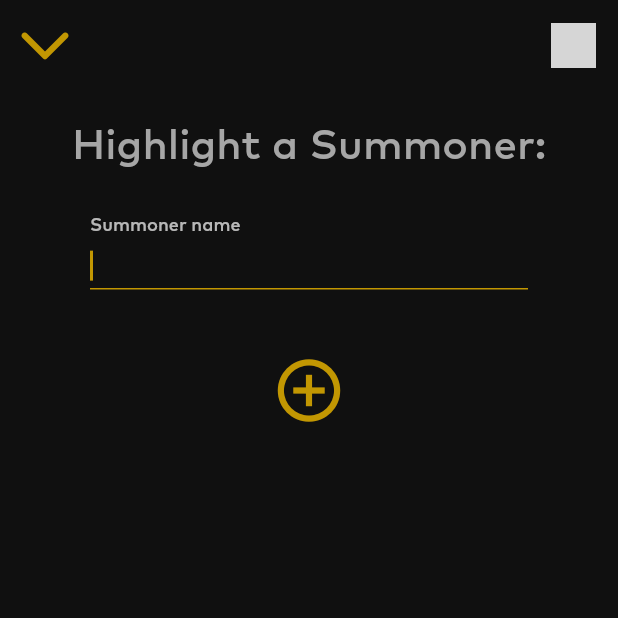
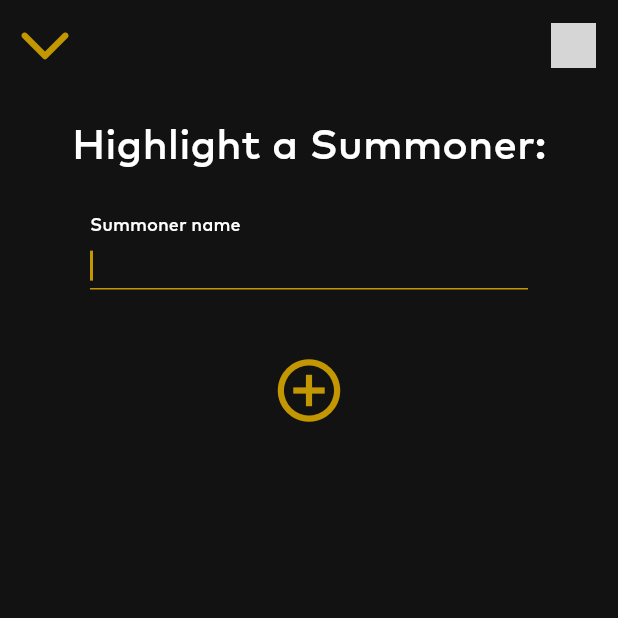
Before and after one commit to shanjii/Summoner, a Flutter app: the screen it shows after launch, after a tap on the "add" icon, on a phone screen of 412 x 824 dp, the top half of it. Run offline on Flutter 3.47's test engine with Material 2 defaults, Android fonts, the phone set to English and light mode, and no system bars; our stand-ins replace cached_network_image, shared_preferences; network calls fail; project files that could hold a hidden picture were left out; grey boxes are pictures that could not be loaded.

Commit message:
More UI changes

```diff
--- a/lib/app.dart
+++ b/lib/app.dart
@@ -13,10 +13,10 @@ class MyApp extends StatelessWidget {
       theme: ThemeData(
         primarySwatch: Colors.blue,
         colorScheme: ColorScheme.fromSwatch().copyWith(
-          primary: darkGrayTone1,
-          secondary: darkGrayTone2,
+          primary: darkGrayTone3,
+          secondary: grayTone2,
         ),
-        backgroundColor: darkGrayTone1
+        backgroundColor: darkGrayTone2
       ),
       home: const CheckerPage(),
     );
--- a/lib/checker/checker.dart
+++ b/lib/checker/checker.dart
@@ -1,4 +1,5 @@
 import 'package:flutter/material.dart';
+import 'package:flutter/rendering.dart';
 import 'package:league_checker/checker/widgets/components/header.dart';
 import 'package:league_checker/checker/widgets/modals/background_selector.dart';
 import 'package:league_checker/checker/widgets/modals/region_selector.dart';
@@ -35,7 +36,7 @@ class _MyHomePageState extends State<CheckerPage> {
     return GestureDetector(
       onTap: () => FocusManager.instance.primaryFocus?.unfocus(),
       child: Scaffold(
-        backgroundColor: darkGrayTone1,
+        backgroundColor: darkGrayTone2,
         resizeToAvoidBottomInset: false,
         body: Stack(
           alignment: Alignment.center,
@@ -45,14 +46,40 @@ class _MyHomePageState extends State<CheckerPage> {
                 child: Column(
                   children: [
                     const Header(),
+                    const Browser(),
                     MediaQuery.removePadding(
                       removeTop: true,
                       context: context,
                       child: SizedBox(
                         height: checkerRepository.height -
                             checkerRepository.statusBarHeight -
-                            80,
-                        child: ListView.builder(
+                            164,
+                        child: checkerRepository.summonerList.isEmpty
+                            ? Column(
+                                children: [
+                                  SizedBox(
+                                    height: 200,
+                                    child: Column(
+                                      mainAxisAlignment:
+                                          MainAxisAlignment.center,
+                                      children: [
+                                        const Icon(
+                                            Icons.sentiment_neutral_outlined,
+                                            size: 80,
+                                            color: Colors.white),
+                                        verticalSpacer(10),
+                                        const Text(
+                                          "You have no Summoners",
+                                          style: textSmall,
+                                          textAlign: TextAlign.center,
+                                        ),
+                                      ],
+                                    ),
+                                  ),
+                                  const CardEmpty(),
+                                ],
+                              )
+                            : ListView.builder(
                                 physics: const BouncingScrollPhysics(),
                                 itemBuilder: (context, index) {
                                   if (index ==
@@ -60,11 +87,13 @@ class _MyHomePageState extends State<CheckerPage> {
                                     return const CardEmpty();
                                   } else {
                                     return CardSummoner(
-                                summoner: checkerRepository.summonerList[index],
+                                      summoner:
+                                          checkerRepository.summonerList[index],
                                     );
                                   }
                                 },
-                          itemCount: checkerRepository.summonerList.length + 1,
+                                itemCount:
+                                    checkerRepository.summonerList.length + 1,
                               ),
                       ),
                     ),
--- a/lib/checker/widgets/components/browser.dart
+++ b/lib/checker/widgets/components/browser.dart
@@ -24,58 +24,55 @@ class _BrowserState extends State<Browser> {
   Widget build(BuildContext context) {
     checkerRepository = Provider.of<CheckerRepository>(context);
 
-    return Column(
+    return Container(
+      color: darkGrayTone2,
+      child: Padding(
+        padding: const EdgeInsets.only(left: 30, right: 30, bottom: 8),
+        child: Column(
           children: [
-        Padding(
-          padding: const EdgeInsets.only(top: 0, left: 60, right: 60),
-          child: SizedBox(
-            height: 50,
+            Container(
+              decoration: BoxDecoration(
+                borderRadius: BorderRadius.circular(15),
+                color: Colors.white24,
+              ),
+              height: 40,
+              child: Padding(
+                padding: const EdgeInsets.only(
+                  left: 30,
+                  right: 30,
+                ),
                 child: TextField(
                   controller: searchController,
                   style: input,
-              cursorColor: primaryGold,
-              cursorHeight: 20,
+                  cursorColor: Colors.white,
+                  onSubmitted: (value) {
+                    retrieveUser();
+                  },
+                  textInputAction: TextInputAction.search,
                   decoration: const InputDecoration(
-                contentPadding: EdgeInsets.all(0),
-                labelText: 'Search for a Summoner',
-                labelStyle: label,
-                alignLabelWithHint: true,
-                enabledBorder: UnderlineInputBorder(
-                  borderSide: BorderSide(color: primaryGold),
-                ),
-                focusedBorder: UnderlineInputBorder(
-                  borderSide: BorderSide(color: primaryGold),
+                    contentPadding: EdgeInsets.only(bottom: 8),
+                    hintText: 'Search for a Summoner...',
+                    hintStyle: label,
+                    border: InputBorder.none,
                   ),
                 ),
               ),
             ),
-        ),
-        verticalSpacer(20),
-        SizedBox(
-          height: 40,
-          width: 40,
+            Padding(
+              padding: const EdgeInsets.only(left: 16, right: 16),
               child: ClipRRect(
-            borderRadius: BorderRadius.circular(100),
-            child: Material(
-              color: Colors.transparent,
-              child: InkWell(
-                splashColor: primaryGold,
-                highlightColor: Colors.transparent,
-                onTap: () {
-                  retrievingUser == false ? retrieveUser() : {};
-                },
-                child: retrievingUser == false
-                    ? const Icon(
-                        Icons.search,
-                        size: 40,
-                        color: primaryGold,
-                      )
-                    : const CircularProgressIndicator(),
+                borderRadius: BorderRadius.circular(20),
+                child: LinearProgressIndicator(
+                  color: Colors.white,
+                  backgroundColor: Colors.transparent,
+                  value: retrievingUser ? null : 0,
+                  minHeight: 2,
                 ),
               ),
+            )
+          ],
         ),
       ),
-      ],
     );
   }
 
--- a/lib/checker/widgets/components/cards.dart
+++ b/lib/checker/widgets/components/cards.dart
@@ -18,14 +18,16 @@ class CardEmpty extends StatelessWidget {
     late CheckerRepository checkerRepository;
     checkerRepository = Provider.of<CheckerRepository>(context);
 
-    return Row(
+    return Column(
+      children: [
+        Row(
           children: [
             Padding(
               padding: const EdgeInsets.only(left: 30, right: 5),
               child: ClipRRect(
                 borderRadius: BorderRadius.circular(20),
                 child: Material(
-              color: darkGrayTone2,
+                  color: darkGrayTone3,
                   child: InkWell(
                     onTap: () {
                       showRemoveSummoner(context, checkerRepository);
@@ -36,7 +38,7 @@ class CardEmpty extends StatelessWidget {
                       child: const Icon(
                         Icons.delete_outline,
                         size: 40,
-                    color: grayTone1,
+                        color: Colors.white,
                       ),
                     ),
                   ),
@@ -59,13 +61,16 @@ class CardEmpty extends StatelessWidget {
                       child: const Icon(
                         Icons.add,
                         size: 40,
-                    color: grayTone1,
+                        color: Colors.white,
                       ),
                     ),
                   ),
                 ),
               ),
             ),
+          ],
+        ),
+        verticalSpacer(20)
       ],
     );
   }
@@ -75,7 +80,7 @@ class CardEmpty extends StatelessWidget {
       barrierColor: Colors.transparent,
       isScrollControlled: true,
       context: context,
-      backgroundColor: darkGrayTone2,
+      backgroundColor: darkGrayTone4,
       builder: (BuildContext context) {
         return const AddSummoner();
       },
@@ -128,7 +133,7 @@ class _CardSummonerState extends State<CardSummoner> {
     checkerRepository = Provider.of<CheckerRepository>(context);
 
     return Padding(
-      padding: const EdgeInsets.only(bottom: 20, left: 30, right: 30),
+      padding: const EdgeInsets.only(bottom: 10, left: 30, right: 30),
       child: ClipRRect(
         borderRadius: BorderRadius.circular(20),
         child: InkWell(
@@ -136,20 +141,25 @@ class _CardSummonerState extends State<CardSummoner> {
           onTap: () {
             openSummonerCard(widget.summoner.name, widget.summoner.region);
           },
-          child: Container(
-            color: darkGrayTone2.withOpacity(0.4),
+          child: SizedBox(
             height: 170,
             child: Ink(
-              decoration: BoxDecoration(
+              decoration: widget.summoner.background != ""
+                  ? BoxDecoration(
                       borderRadius: BorderRadius.circular(20),
                       image: DecorationImage(
+                        colorFilter: ColorFilter.mode(
+                            darkGrayTone2.withOpacity(0.3), BlendMode.srcOver),
                         fit: BoxFit.cover,
                         image: NetworkImage(
                             "http://ddragon.leagueoflegends.com/cdn/img/champion/splash/${widget.summoner.background}_0.jpg"),
                       ),
-              ),
+                    )
+                  : BoxDecoration(
+                      borderRadius: BorderRadius.circular(20),
+                      color: grayTone1),
               child: Padding(
-                padding: const EdgeInsets.all(20),
+                padding: const EdgeInsets.only(top: 20, left: 20, right: 20),
                 child: Column(
                   crossAxisAlignment: CrossAxisAlignment.start,
                   children: [
@@ -157,18 +167,21 @@ class _CardSummonerState extends State<CardSummoner> {
                     Row(
                       crossAxisAlignment: CrossAxisAlignment.start,
                       children: [
-                        Ink(
-                          decoration: BoxDecoration(
-                            borderRadius: BorderRadius.circular(100),
-                            border: Border.all(color: Colors.black87, width: 2),
-                          ),
-                          child: ClipRRect(
-                            borderRadius: BorderRadius.circular(100),
-                            child: CachedNetworkImage(
+                        CachedNetworkImage(
                           width: 60,
                           height: 60,
                           imageUrl:
                               "http://ddragon.leagueoflegends.com/cdn/11.23.1/img/profileicon/${widget.summoner.profileIconId}.png",
+                          imageBuilder: (context, imageProvider) => Ink(
+                            decoration: BoxDecoration(
+                              borderRadius: BorderRadius.circular(100),
+                              border:
+                                  Border.all(color: darkGrayTone1, width: 2),
+                              image: DecorationImage(
+                                image: imageProvider,
+                              ),
+                            ),
+                          ),
                           placeholder: (context, url) =>
                               const CircularProgressIndicator(
                             color: grayTone1,
@@ -176,8 +189,6 @@ class _CardSummonerState extends State<CardSummoner> {
                           ),
                           errorWidget: (context, url, error) =>
                               const Icon(Icons.error),
-                            ),
-                          ),
                         ),
                         const Spacer(),
                         Ink(
@@ -210,6 +221,13 @@ class _CardSummonerState extends State<CardSummoner> {
                     Text(
                       widget.summoner.name,
                       style: textMediumBold,
+                    ),
+                    verticalSpacer(10),
+                    LinearProgressIndicator(
+                      color: Colors.white,
+                      backgroundColor: Colors.transparent,
+                      value: retrievingCardUser ? null : 0,
+                      minHeight: 2,
                     )
                   ],
                 ),
--- a/lib/checker/widgets/components/header.dart
+++ b/lib/checker/widgets/components/header.dart
@@ -15,10 +15,11 @@ class Header extends StatelessWidget {
     var checkerRepository = Provider.of<CheckerRepository>(context);
 
     return Container(
-      height: checkerRepository.statusBarHeight + 80,
-      color: darkGrayTone1,
+      height: checkerRepository.statusBarHeight + 100,
+      color: darkGrayTone2,
       child: Padding(
-        padding: EdgeInsets.only(left: 30, top: checkerRepository.statusBarHeight),
+        padding:
+            EdgeInsets.only(left: 30, top: checkerRepository.statusBarHeight + 10),
         child: Row(
           children: [
             const Image(
@@ -30,27 +31,27 @@ class Header extends StatelessWidget {
             const Text(
               "Summoners",
               style: textMediumBold,
+            ),
+            const Spacer(),
+            Padding(
+              padding: const EdgeInsets.only(right: 30),
+              child: ClipRRect(
+                borderRadius: BorderRadius.circular(20),
+                child: Material(
+                  color: Colors.transparent,
+                  child: InkWell(
+                    onTap: () {
+                      openRegionSelector(context);
+                    },
+                    child: const Icon(
+                      Icons.public_rounded,
+                      color: Colors.white,
+                      size: 35,
+                    ),
+                  ),
+                ),
+              ),
             )
-            // const Spacer(),
-            // Padding(
-            //   padding: const EdgeInsets.only(right: 30),
-            //   child: ClipRRect(
-            //     borderRadius: BorderRadius.circular(20),
-            //     child: Material(
-            //       color: Colors.transparent,
-            //       child: InkWell(
-            //         onTap: () {
-            //           openRegionSelector(context);
-            //         },
-            //         child: const Icon(
-            //           Icons.public_rounded,
-            //           color: grayTone1,
-            //           size: 50,
-            //         ),
-            //       ),
-            //     ),
-            //   ),
-            // )
           ],
         ),
       ),
@@ -60,11 +61,11 @@ class Header extends StatelessWidget {
   openRegionSelector(context) {
     showModalBottomSheet(
       context: context,
-      isScrollControlled: false,
+      isScrollControlled: true,
       builder: (BuildContext context) {
         return const RegionSelector();
       },
-      backgroundColor: darkGrayTone2,
+      backgroundColor: Colors.transparent
     );
   }
 }
--- a/lib/style/color_palette.dart
+++ b/lib/style/color_palette.dart
@@ -20,4 +20,8 @@ const Color grayTone2 = Color.fromRGBO(60, 60, 60, 1);
 
 const Color darkGrayTone1 = Color.fromRGBO(12, 12, 12, 1);
 
-const Color darkGrayTone2 = Color.fromRGBO(16, 16, 16, 1);
+const Color darkGrayTone2 = Color.fromRGBO(15, 15, 15, 1);
+
+const Color darkGrayTone3 = Color.fromRGBO(35, 35, 35, 1);
+
+const Color darkGrayTone4 = Color.fromRGBO(18, 18, 18, 1);
--- a/lib/style/stylesheet.dart
+++ b/lib/style/stylesheet.dart
@@ -6,56 +6,63 @@ const TextStyle textMedium = TextStyle(
   fontFamily: "MarkPro",
   fontWeight: FontWeight.normal,
   fontSize: 28,
-  color: Color.fromRGBO(166, 166, 166, 1),
+  color: Colors.white,
 );
 
 const TextStyle textMediumBold = TextStyle(
   fontFamily: "MarkPro",
   fontWeight: FontWeight.bold,
   fontSize: 28,
-  color: Color.fromRGBO(166, 166, 166, 1),
+  color: Colors.white,
 );
 
 const TextStyle textSmall = TextStyle(
   fontFamily: "MarkPro",
   fontWeight: FontWeight.normal,
   fontSize: 18,
-  color: Color.fromRGBO(166, 166, 166, 1),
+  color: Colors.white,
 );
 
 const TextStyle textSmallBold = TextStyle(
   fontFamily: "MarkPro",
   fontWeight: FontWeight.bold,
   fontSize: 18,
-  color: Color.fromRGBO(166, 166, 166, 1),
+  color: Colors.white,
+);
+
+const TextStyle textSmallBoldBlack = TextStyle(
+  fontFamily: "MarkPro",
+  fontWeight: FontWeight.bold,
+  fontSize: 18,
+  color: Colors.black,
 );
 
 const TextStyle textTiny = TextStyle(
   fontFamily: "MarkPro",
   fontWeight: FontWeight.normal,
   fontSize: 16,
-  color: Color.fromRGBO(166, 166, 166, 1),
+  color: Colors.white,
 );
 
 const TextStyle textBig = TextStyle(
   fontFamily: "MarkPro",
   fontWeight: FontWeight.bold,
   fontSize: 30,
-  color: Color.fromRGBO(166, 166, 166, 1),
+  color: Colors.white,
 );
 
 const TextStyle levelSmall = TextStyle(
   fontFamily: "MarkPro",
   fontWeight: FontWeight.normal,
   fontSize: 12,
-  color: Color.fromRGBO(166, 166, 166, 1),
+  color: Colors.white,
 );
 
 const TextStyle label = TextStyle(
   fontFamily: "MarkPro",
   fontWeight: FontWeight.normal,
   fontSize: 16,
-  color: Colors.white70,
+  color: Colors.white,
 );
 
 const TextStyle labelBlack = TextStyle(
@@ -69,5 +76,5 @@ const TextStyle input = TextStyle(
   fontFamily: "MarkPro",
   fontWeight: FontWeight.normal,
   fontSize: 20,
-  color: Colors.white70,
+  color: Colors.white,
 );
```
Also changed, not shown: lib/checker/widgets/modals/region_selector.dart (+13 -3 lines), lib/repositories/checker_repository.dart (+3 -6 lines), assets/images/league_icon.png. Lines whose indentation alone changed are shown as unchanged.
